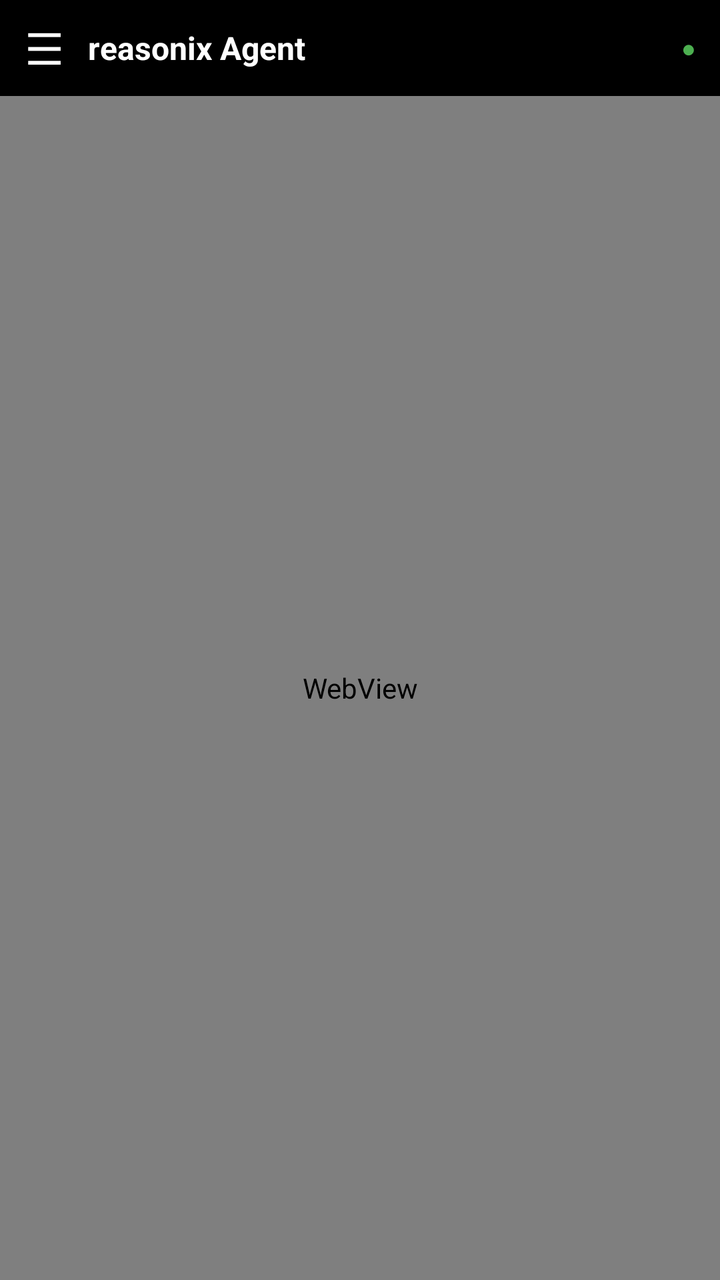
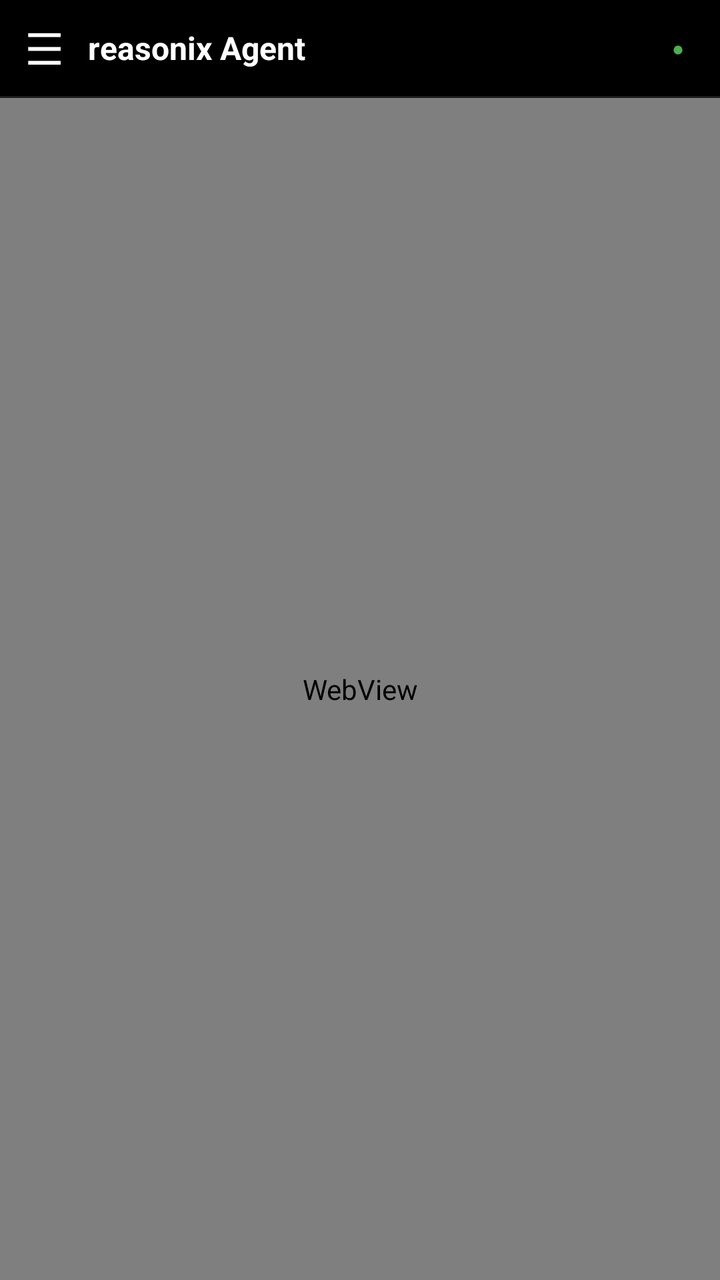

Before-and-after screenshots of an Android layout around one commit, followed by the original layout XML and the change that was made.
<!-- AndroidManifest.xml: application theme AppTheme -->
<!-- res/layout/activity_main.xml -->
<?xml version="1.0" encoding="utf-8"?>
<androidx.drawerlayout.widget.DrawerLayout
    xmlns:android="http://schemas.android.com/apk/res/android"
    android:id="@+id/drawer_layout"
    android:layout_width="match_parent"
    android:layout_height="match_parent">

    
    <LinearLayout
        android:layout_width="match_parent"
        android:layout_height="match_parent"
        android:orientation="vertical">

        
        <LinearLayout
            android:layout_width="match_parent"
            android:layout_height="48dp"
            android:background="#000000"
            android:gravity="center_vertical"
            android:orientation="horizontal">

            <TextView
                android:id="@+id/btn_menu"
                android:layout_width="44dp"
                android:layout_height="44dp"
                android:gravity="center"
                android:text="&#9776;"
                android:textColor="#FFFFFF"
                android:textSize="22sp" />

            <TextView
                android:layout_width="0dp"
                android:layout_height="wrap_content"
                android:layout_weight="1"
                android:text="reasonix Agent"
                android:textColor="#FFFFFF"
                android:textSize="16sp"
                android:textStyle="bold" />

            <TextView
                android:id="@+id/tv_status"
                android:layout_width="wrap_content"
                android:layout_height="wrap_content"
                android:layout_marginRight="12dp"
                android:text="&#9679;"
                android:textColor="#4CAF50"
                android:textSize="12sp" />
        </LinearLayout>

        <WebView
            android:id="@+id/webview"
            android:layout_width="match_parent"
            android:layout_height="0dp"
            android:layout_weight="1" />
    </LinearLayout>

    
    <LinearLayout
        android:layout_width="280dp"
        android:layout_height="match_parent"
        android:layout_gravity="start"
        android:background="#000000"
        android:orientation="vertical">

        <TextView
            android:layout_width="match_parent"
            android:layout_height="56dp"
            android:background="#000000"
            android:gravity="center_vertical"
            android:paddingLeft="16dp"
            android:text="配置"
            android:textColor="#FFFFFF"
            android:textSize="16sp"
            android:textStyle="bold" />

        <ScrollView
            android:layout_width="match_parent"
            android:layout_height="match_parent">

            <LinearLayout
                android:layout_width="match_parent"
                android:layout_height="wrap_content"
                android:orientation="vertical">

                <TextView
                    android:id="@+id/menu_adb"
                    android:layout_width="match_parent"
                    android:layout_height="52dp"
                    android:background="#141414"
                    android:gravity="center_vertical"
                    android:paddingLeft="16dp"
                    android:text="ADB 无线调试"
                    android:textColor="#FFFFFF"
                    android:textSize="15sp" />

                <TextView
                    android:id="@+id/menu_apikey"
                    android:layout_width="match_parent"
                    android:layout_height="52dp"
                    android:background="#141414"
                    android:layout_marginTop="1dp"
                    android:gravity="center_vertical"
                    android:paddingLeft="16dp"
                    android:text="API Key 配置"
                    android:textColor="#FFFFFF"
                    android:textSize="15sp" />

                <TextView
                    android:id="@+id/menu_update"
                    android:layout_width="match_parent"
                    android:layout_height="52dp"
                    android:background="#141414"
                    android:layout_marginTop="1dp"
                    android:gravity="center_vertical"
                    android:paddingLeft="16dp"
                    android:text="更新 resonix"
                    android:textColor="#FFFFFF"
                    android:textSize="15sp" />

                <TextView
                    android:id="@+id/menu_bgmode"
                    android:layout_width="match_parent"
                    android:layout_height="52dp"
                    android:background="#141414"
                    android:layout_marginTop="1dp"
                    android:gravity="center_vertical"
                    android:paddingLeft="16dp"
                    android:text="后台运行模式：关"
                    android:textColor="#FFFFFF"
                    android:textSize="15sp" />
            </LinearLayout>
        </ScrollView>
    </LinearLayout>
</androidx.drawerlayout.widget.DrawerLayout>
<!-- resources referenced by this layout -->
<resources>
  <style name="AppTheme" parent="android:style/Theme.Material.NoActionBar.Fullscreen">
          <item name="android:windowBackground">#000000</item>
          <item name="android:colorBackground">#000000</item>
          <item name="android:alertDialogTheme">@style/DarkDialog</item>
          <item name="android:statusBarColor">#000000</item>
          <item name="android:navigationBarColor">#000000</item>
      </style>
  <style name="DarkDialog" parent="android:style/Theme.Material.Dialog.NoActionBar">
          <item name="android:windowBackground">#161616</item>
          <item name="android:colorAccent">#4CAF50</item>
          <item name="android:textColorPrimary">#FFFFFF</item>
          <item name="android:textColorSecondary">#CCCCCC</item>
          <item name="android:colorControlNormal">#FFFFFF</item>
          <item name="android:backgroundDimEnabled">true</item>
      </style>
</resources>

<!-- the commit's change to res/layout/activity_main.xml (unified diff, before → after) -->
@@ -42,10 +42,17 @@
                 android:layout_width="wrap_content"
                 android:layout_height="wrap_content"
                 android:layout_marginRight="12dp"
+                android:padding="6dp"
                 android:text="&#9679;"
                 android:textColor="#4CAF50"
-                android:textSize="12sp" />
+                android:textSize="10sp" />
         </LinearLayout>
+
+        
+        <View
+            android:layout_width="match_parent"
+            android:layout_height="1dp"
+            android:background="#1E1E1E" />
 
         <WebView
             android:id="@+id/webview"
